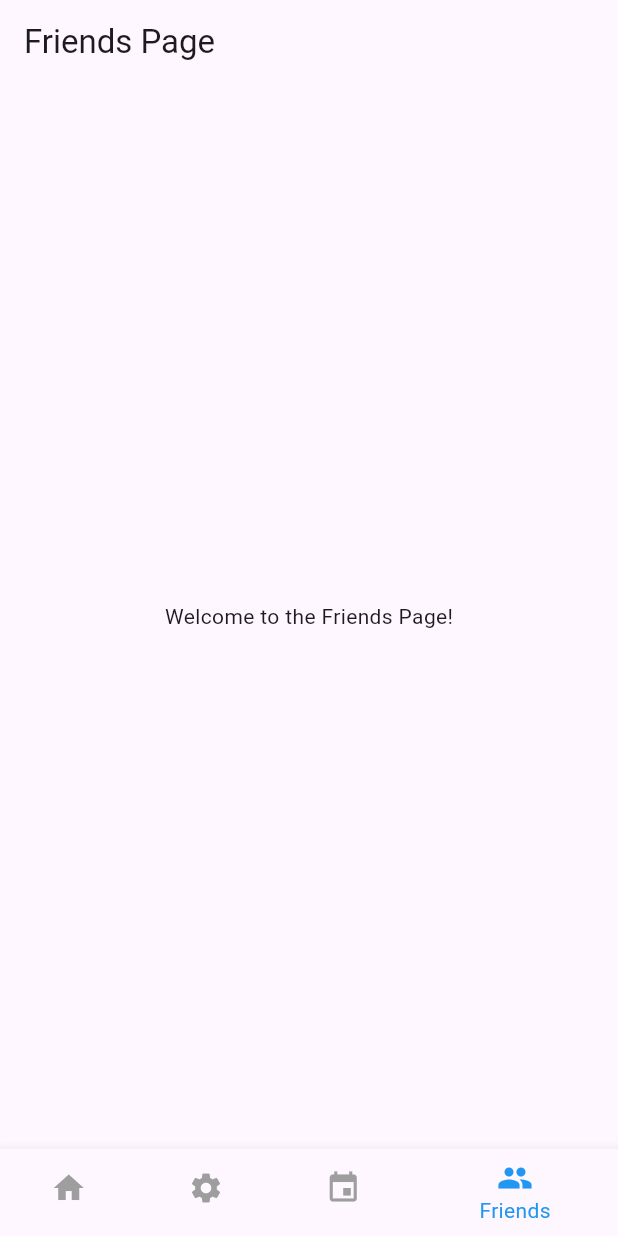
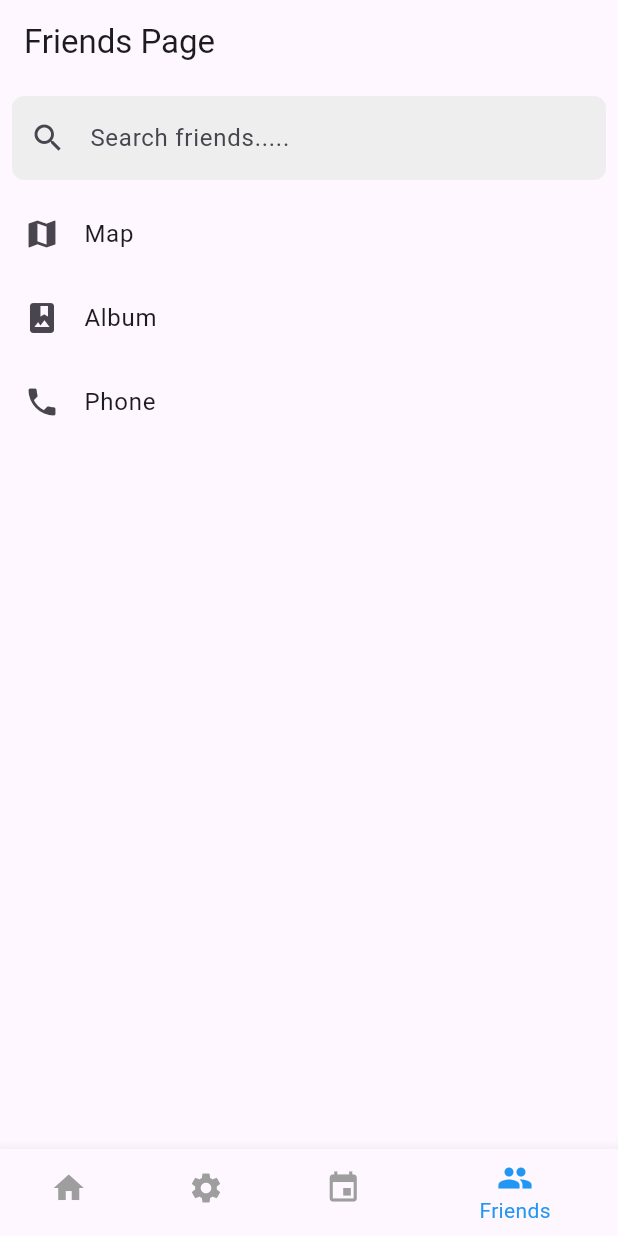
Before and after one commit to ECE-493-Group-9-Capstone/Student-Calendar-App, a Flutter app: the screen it shows once a user with an empty profile is signed in, item 4 of the bottom bar chosen, on a phone screen of 412 x 824 dp. Run offline on Flutter 3.47's test engine with Material 3 defaults, Android fonts, the phone set to English and light mode, and no system bars; our stand-ins replace cloud_firestore, firebase_auth, firebase_core, google_sign_in; accounts and stored records are empty.

Commit message:
Current friend page changed

```diff
--- a/student_app/lib/main.dart
+++ b/student_app/lib/main.dart
@@ -31,10 +31,11 @@ class MyApp extends StatelessWidget {
 }
 
 class AuthWrapper extends StatelessWidget {
-  const AuthWrapper({Key? key}) : super(key: key);
+  const AuthWrapper({super.key});
 
   @override
   Widget build(BuildContext context) {
+    // return const MainPage();
     return StreamBuilder<User?>(
       stream: FirebaseAuth.instance.authStateChanges(),
       builder: (context, snapshot) {
--- a/student_app/lib/pages/events_page.dart
+++ b/student_app/lib/pages/events_page.dart
@@ -1,4 +1,5 @@
 import 'package:flutter/material.dart';
+import '../utils/firebase_wrapper.dart';
 
 class EventsPage extends StatelessWidget {
   const EventsPage({super.key});
--- a/student_app/lib/pages/friends_page.dart
+++ b/student_app/lib/pages/friends_page.dart
@@ -1,13 +1,82 @@
 import 'package:flutter/material.dart';
 
-class FriendsPage extends StatelessWidget {
+class FriendsPage extends StatefulWidget {
   const FriendsPage({super.key});
+
+  @override
+  _FriendsPageState createState() => _FriendsPageState();
+}
+
+class _FriendsPageState extends State<FriendsPage> {
+  TextEditingController _searchController = TextEditingController();
+  String searchQuery = "";
+
+  // Sample list of friends
+  List<String> friends = [
+    "Alice",
+    "Bob",
+    "Charlie",
+    "David",
+    "Eve",
+    "Frank",
+    "Grace",
+    "Hannah"
+  ];
+
   @override
   Widget build(BuildContext context) {
+    // Filter friends based on search query
+    List<String> filteredFriends = searchQuery.isEmpty
+        ? []
+        : friends
+            .where((friend) =>
+                friend.toLowerCase().contains(searchQuery.toLowerCase()))
+            .toList();
+
     return Scaffold(
       appBar: AppBar(title: Text('Friends Page')),
-      body: Center(
-        child: Text('Welcome to the Friends Page!'),
+      body: Column(
+        children: [
+          Padding(
+            padding: const EdgeInsets.all(8.0),
+            child: TextField(
+              controller: _searchController,
+              decoration: InputDecoration(
+                hintText: 'Search friends.....',
+                prefixIcon: Icon(Icons.search),
+                border: OutlineInputBorder(
+                  borderRadius: BorderRadius.circular(8.0),
+                  borderSide: BorderSide.none,
+                ),
+                filled: true,
+                fillColor: Colors.grey[200],
+              ),
+              onChanged: (query) {
+                setState(() {
+                  searchQuery = query;
+                });
+              },
+            ),
+          ),
+          Expanded(
+            child: ListView(
+              children: const <Widget>[
+                ListTile(
+                  leading: Icon(Icons.map),
+                  title: Text('Map'),
+                ),
+                ListTile(
+                  leading: Icon(Icons.photo_album),
+                  title: Text('Album'),
+                ),
+                ListTile(
+                  leading: Icon(Icons.phone),
+                  title: Text('Phone'),
+                ),
+              ],
+            ),
+          )
+        ],
       ),
     );
   }
--- a/student_app/pubspec.yaml
+++ b/student_app/pubspec.yaml
@@ -37,6 +37,8 @@ dependencies:
   firebase_core: ^3.10.1
   google_sign_in: ^6.2.2
   firebase_auth: ^5.4.1
+  cloud_firestore: ^5.6.2
+  graphview: ^1.2.0
 
 dev_dependencies:
   flutter_test:
```
Also changed, not shown: student_app/lib/utils/social_graph.dart (+1 -97 lines), 5 other files.
